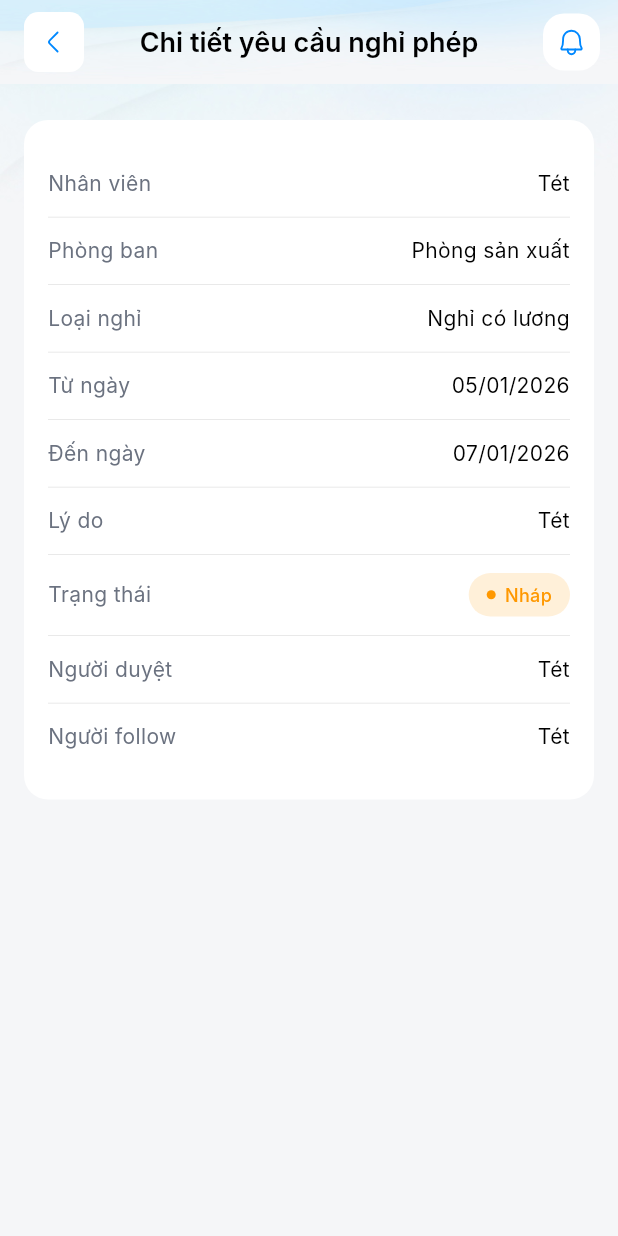
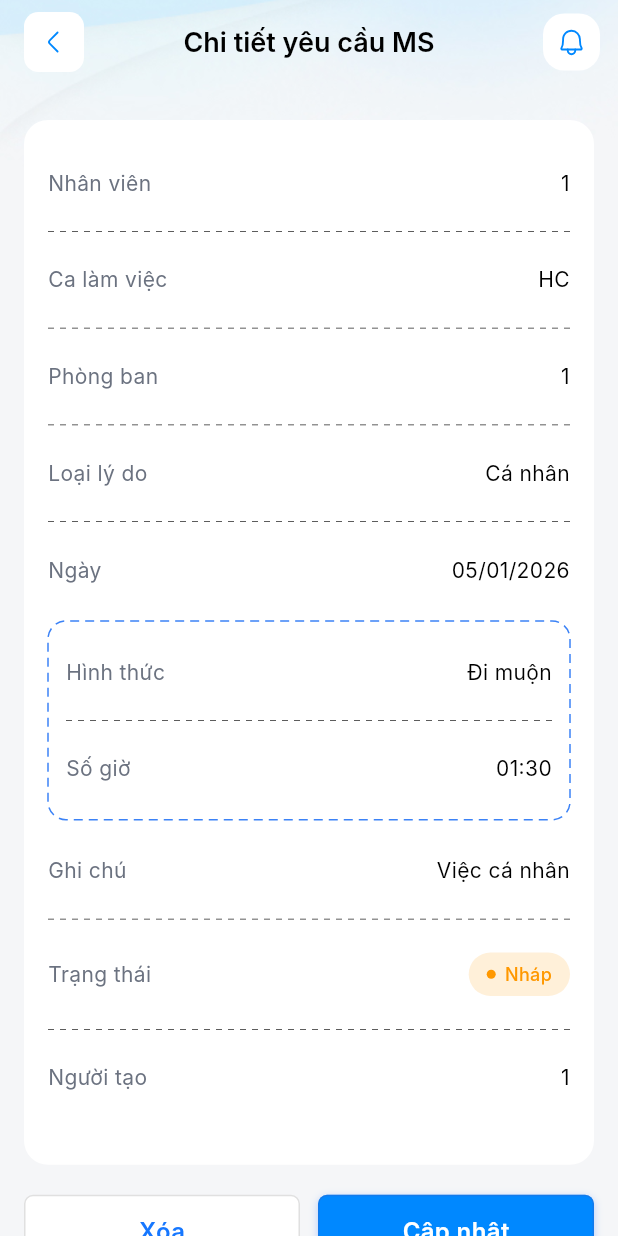
Before and after one commit to caovatholeka/pm_nodo_app_demo, a Flutter app: the JustificationPage screen opened directly, after a tap on "HE2512/00009", on a phone screen of 412 x 824 dp. Run offline on Flutter 3.47's test engine with Material 3 defaults, Android fonts, the phone set to English and light mode, and no system bars; drawn by our look-alikes of badges, dotted_line, overlay_support; our stand-ins replace another_flushbar, cached_network_image, camera, connectivity_plus, device_info_plus, dio and 22 more; missing offline and left inert: app_badge_plus, google_mlkit_commons, google_mlkit_face_detection, quick_actions; accounts and stored records are empty; generated files the repository leaves out were written again; Roboto replaces fonts that are missing (Inter); project files that could hold a hidden picture were left out.

Commit message:
Add them man giai trinh

```diff
--- a/lib/app/data/models/entities/justification_entity.dart
+++ b/lib/app/data/models/entities/justification_entity.dart
@@ -11,6 +11,14 @@ class JustificationEntity {
   final String status;
   final int statusId;
 
+  final String? employeeName;
+  final String? departmentName;
+  final String? fromDate;
+  final String? toDate;
+  final String? reason;
+  final String? approver;
+  final String? follower;
+
   JustificationEntity({
     required this.code,
     required this.date,
@@ -18,6 +26,13 @@ class JustificationEntity {
     required this.creator,
     required this.status,
     required this.statusId,
+    this.employeeName,
+    this.departmentName,
+    this.fromDate,
+    this.toDate,
+    this.reason,
+    this.approver,
+    this.follower,
   });
 
   factory JustificationEntity.fromJson(Map<String, dynamic> json) =>
--- /dev/null
+++ b/lib/app/features/ui/justification/bloc/justification_detail_cubit.dart
@@ -0,0 +1,37 @@
+import 'package:flutter_bloc/flutter_bloc.dart';
+import 'package:equatable/equatable.dart';
+import 'package:pm_app/app/data/models/entities/justification_entity.dart';
+import 'package:pm_app/app/data/models/enums/load_status.dart';
+
+part 'justification_detail_state.dart';
+
+class JustificationDetailCubit extends Cubit<JustificationDetailState> {
+  JustificationDetailCubit() : super(const JustificationDetailState());
+
+  Future<void> getDetail(int id) async {
+    emit(state.copyWith(loadStatus: LoadStatus.LOADING));
+
+    await Future.delayed(const Duration(milliseconds: 300));
+
+    emit(
+      state.copyWith(
+        loadStatus: LoadStatus.SUCCESS,
+        detail: JustificationEntity(
+          code: "HE2512/00009",
+          date: "2026-01-05",
+          type: "Nghỉ có lương",
+          creator: "tét",
+          status: "Nháp",
+          statusId: 1,
+          employeeName: "Tét",
+          departmentName: "Phòng sản xuất",
+          fromDate: "05/01/2026",
+          toDate: "07/01/2026",
+          reason: "Việc cá nhân",
+          approver: "Tạ Quang Mạnh",
+          follower: "Trần Xuân Trường",
+        ),
+      ),
+    );
+  }
+}
--- /dev/null
+++ b/lib/app/features/ui/justification/bloc/justification_detail_state.dart
@@ -0,0 +1,27 @@
+part of 'justification_detail_cubit.dart';
+
+class JustificationDetailState extends Equatable {
+  final LoadStatus loadStatus;
+  final JustificationEntity? detail;
+
+  const JustificationDetailState({
+    this.loadStatus = LoadStatus.INITIAL,
+    this.detail,
+  });
+
+  JustificationDetailState copyWith({
+    LoadStatus? loadStatus,
+    JustificationEntity? detail,
+  }) {
+    return JustificationDetailState(
+      loadStatus: loadStatus ?? this.loadStatus,
+      detail: detail ?? this.detail,
+    );
+  }
+
+  @override
+  List<Object?> get props => [
+        loadStatus,
+        detail,
+      ];
+}
--- a/lib/app/features/ui/justification/justification_detail.dart
+++ b/lib/app/features/ui/justification/justification_detail.dart
@@ -1,30 +1,52 @@
 import 'package:flutter/material.dart';
+import 'package:flutter_bloc/flutter_bloc.dart';
+import 'package:get_it/get_it.dart';
 import 'package:pm_app/app/core/commons/app_assets.dart';
-import 'package:pm_app/app/features/ui/justification/widgets/justification_detail_body.dart';
+import 'package:pm_app/app/data/models/enums/load_status.dart';
+import 'package:pm_app/app/features/ui/justification/widgets/dashed_border_box.dart';
+import 'package:pm_app/app/features/widgets/custom_dash_view.dart';
 import 'package:pm_app/app/features/widgets/my_app_bar.dart';
+import 'package:pm_app/app/features/widgets/primary_button.dart';
 
-class JustificationDetail extends StatefulWidget {
-  const JustificationDetail({super.key});
+import 'bloc/justification_detail_cubit.dart';
+
+class JustificationDetailPage extends StatefulWidget {
+  final int? id;
+  const JustificationDetailPage({super.key, this.id});
 
   @override
-  State<JustificationDetail> createState() => _JustificationDetailState();
+  State<JustificationDetailPage> createState() =>
+      _JustificationDetailPageState();
 }
 
-class _JustificationDetailState extends State<JustificationDetail> {
+class _JustificationDetailPageState extends State<JustificationDetailPage> {
+  final _cubit = GetIt.I.get<JustificationDetailCubit>();
+
+  @override
+  void initState() {
+    super.initState();
+    _cubit.getDetail(widget.id ?? 0);
+  }
+
+  Color _statusColor(int id) {
+    switch (id) {
+      case 1:
+        return Colors.orange;
+      case 11:
+        return Colors.green;
+      case 14:
+        return Colors.blue;
+      default:
+        return Colors.grey;
+    }
+  }
+
   @override
   Widget build(BuildContext context) {
-    const statusId = 1;
-
-    return Scaffold(
-      backgroundColor: const Color.fromARGB(255, 255, 255, 255),
-      appBar: MyAppBar(
-        titleAppbar: "Chi tiết yêu cầu nghỉ phép",
-        haveBackButton: true,
-        haveActionButton: true,
-        iconPathAsset: AppAssets.icNotificationBell,
-        actionCallBack: () {},
-      ),
-      body: Stack(
+    return BlocBuilder<JustificationDetailCubit, JustificationDetailState>(
+      bloc: _cubit,
+      builder: (context, state) {
+        return Stack(
           children: [
             Positioned.fill(
               child: Image.asset(
@@ -32,25 +54,203 @@ class _JustificationDetailState extends State<JustificationDetail> {
                 fit: BoxFit.cover,
               ),
             ),
-          SafeArea(
-            child: LayoutBuilder(
-              builder: (context, constraints) {
-                return SingleChildScrollView(
-                  child: ConstrainedBox(
-                    constraints:
-                        BoxConstraints(minHeight: constraints.maxHeight),
-                    child: Padding(
-                      padding:
-                          const EdgeInsets.fromLTRB(16, 24, 16, 24),
+            Scaffold(
+              backgroundColor: Colors.transparent,
+              appBar: MyAppBar(
+                titleAppbar: "Chi tiết yêu cầu MS",
+                haveBackButton: true,
+                haveActionButton: true,
+                iconPathAsset: AppAssets.icNotificationBell,
+              ),
+              body: SafeArea(
+                child: SingleChildScrollView(
+                  padding: const EdgeInsets.fromLTRB(16, 24, 16, 24),
                   child: Column(
-                        children: const [
-                          JustificationDetailBody(statusId: statusId),
+                    children: [
+                      _contentCard(state),
+                      const SizedBox(height: 20),
+                      _actionButtons(),
+                      const SizedBox(height: 24),
                     ],
                   ),
                 ),
               ),
+            ),
+          ],
         );
       },
+    );
+  }
+
+
+  Widget _contentCard(JustificationDetailState state) {
+    final e = state.detail;
+
+    return Container(
+      padding: const EdgeInsets.symmetric(horizontal: 16, vertical: 20),
+      decoration: BoxDecoration(
+        color: Colors.white,
+        borderRadius: BorderRadius.circular(16),
+      ),
+      child: state.loadStatus == LoadStatus.LOADING || e == null
+          ? const SizedBox(
+              height: 200,
+              child: Center(child: CircularProgressIndicator()),
+            )
+          : Column(
+              children: [
+                _row("Nhân viên", "1"),
+                const CustomDashView(),
+
+                _row("Ca làm việc", "HC"),
+                const CustomDashView(),
+
+                _row("Phòng ban", "1"),
+                const CustomDashView(),
+
+                _row("Loại lý do", "Cá nhân"),
+                const CustomDashView(),
+
+                _row("Ngày", e.fromDate ?? ""),
+                const SizedBox(height: 12),
+                _dashedBlueBox(),
+                const SizedBox(height: 12),
+                _row("Ghi chú", e.reason ?? ""),
+                const CustomDashView(),
+
+                _statusRow(e.statusId),
+                const CustomDashView(),
+
+                _row("Người tạo", "1"),
+                const SizedBox(height: 16),
+              ],
+            ),
+    );
+  }
+
+  Widget _row(String title, String value) {
+    return Padding(
+      padding: const EdgeInsets.symmetric(vertical: 12),
+      child: Row(
+        children: [
+          Expanded(
+            flex: 4,
+            child: Text(
+              title,
+              style: const TextStyle(
+                fontSize: 14,
+                color: Color(0xFF6B7280),
+              ),
+            ),
+          ),
+          Expanded(
+            flex: 6,
+            child: Text(
+              value,
+              textAlign: TextAlign.right,
+              style: const TextStyle(
+                fontSize: 14,
+                color: Colors.black,
+              ),
+            ),
+          ),
+        ],
+      ),
+    );
+  }
+
+
+  Widget _statusRow(int id) {
+    final color = _statusColor(id);
+
+    return Padding(
+      padding: const EdgeInsets.symmetric(vertical: 12),
+      child: Row(
+        children: [
+          const Expanded(
+            flex: 4,
+            child: Text(
+              "Trạng thái",
+              style: TextStyle(fontSize: 14, color: Color(0xFF6B7280)),
+            ),
+          ),
+          Expanded(
+            flex: 6,
+            child: Align(
+              alignment: Alignment.centerRight,
+              child: Container(
+                padding:
+                    const EdgeInsets.symmetric(horizontal: 12, vertical: 6),
+                decoration: BoxDecoration(
+                  color: color.withOpacity(0.15),
+                  borderRadius: BorderRadius.circular(20),
+                ),
+                child: Row(
+                  mainAxisSize: MainAxisSize.min,
+                  children: [
+                    Container(
+                      width: 6,
+                      height: 6,
+                      decoration: BoxDecoration(
+                        color: color,
+                        shape: BoxShape.circle,
+                      ),
+                    ),
+                    const SizedBox(width: 6),
+                    Text(
+                      "Nháp",
+                      style: TextStyle(
+                        fontSize: 12,
+                        color: color,
+                        fontWeight: FontWeight.w500,
+                      ),
+                    ),
+                  ],
+                ),
+              ),
+            ),
+          ),
+        ],
+      ),
+    );
+  }
+
+
+Widget _dashedBlueBox() {
+  return DashedBorderBox(
+    radius: 12,
+    color: const Color(0xFF3B82F6),
+    child: Padding(
+      padding: const EdgeInsets.all(12),
+      child: Column(
+        children: [
+          _row("Hình thức", "Đi muộn"),
+          const CustomDashView(),
+          _row("Số giờ", "01:30"),
+        ],
+      ),
+    ),
+  );
+}
+
+
+
+  Widget _actionButtons() {
+    return Container(
+      child: Row(
+        children: [
+          Expanded(
+            child: PrimaryButton(
+              mainText: "Xóa",
+              type: PrimaryButtonType.secondary,
+            ),
+          ),
+          const SizedBox(width: 12),
+          Expanded(
+            child: PrimaryButton(
+              mainText: "Cập nhật",
+              type: PrimaryButtonType.primary,
+              callback: () {},
             ),
           ),
         ],
--- a/lib/app/features/ui/justification/justification_page.dart
+++ b/lib/app/features/ui/justification/justification_page.dart
@@ -4,6 +4,7 @@ import 'package:intl/intl.dart';
 import 'package:pm_app/app/core/commons/app_assets.dart';
 import 'package:pm_app/app/data/models/enums/load_status.dart';
 import 'package:pm_app/app/data/models/entities/justification_entity.dart';
+import 'package:pm_app/app/features/ui/justification/create_justification_page.dart';
 import 'package:pm_app/app/features/ui/justification/justification_detail.dart';
 import 'package:pm_app/app/features/ui/justification/widgets/justification_list_item.dart';
 import 'package:pm_app/app/features/widgets/custom_calendar_range_sheet.dart';
@@ -33,7 +34,7 @@ class _JustificationPageState extends State<JustificationPage> {
   void _showDetail() {
     Navigator.push(
       context,
-      MaterialPageRoute(builder: (_) => JustificationDetail()),
+      MaterialPageRoute(builder: (_) => JustificationDetailPage()),
     );
   }
 
@@ -112,7 +113,16 @@ class _JustificationPageState extends State<JustificationPage> {
                     ),
                   ),
                   const SizedBox(width: 12),
-                  Container(
+                  GestureDetector(
+                    onTap: () {
+                      Navigator.push(
+                        context,
+                        MaterialPageRoute(
+                          builder: (_) => const CreateJustificationPage(),
+                        ),
+                      );
+                    },
+                    child: Container(
                       width: 44,
                       height: 44,
                       decoration: BoxDecoration(
@@ -120,6 +130,7 @@ class _JustificationPageState extends State<JustificationPage> {
                         borderRadius: BorderRadius.circular(10),
                       ),
                       child: const Icon(Icons.add, color: Colors.white),
+                    ),
                   ),
                 ],
               ),
@@ -135,10 +146,14 @@ class _JustificationPageState extends State<JustificationPage> {
                     padding: const EdgeInsets.fromLTRB(16, 20, 16, 32),
                     itemCount: state.listJustifications!.length,
                     itemBuilder: (context, index) {
-                      final JustificationEntity item =state.listJustifications![index];
-                      return JustificationListItem(entity: item, onTap: () {
+                      final JustificationEntity item =
+                          state.listJustifications![index];
+                      return JustificationListItem(
+                        entity: item,
+                        onTap: () {
                           _showDetail();
-                      });
+                        },
+                      );
                     },
                   );
                 },
--- /dev/null
+++ b/lib/app/features/ui/justification/widgets/dashed_border_box.dart
@@ -0,0 +1,81 @@
+import 'package:flutter/material.dart';
+
+class DashedBorderBox extends StatelessWidget {
+  final Widget child;
+  final double radius;
+  final Color color;
+  final double strokeWidth;
+  final double dashLength;
+  final double gapLength;
+
+  const DashedBorderBox({
+    super.key,
+    required this.child,
+    this.radius = 12,
+    this.color = const Color(0xFF3B82F6),
+    this.strokeWidth = 1,
+    this.dashLength = 6,
+    this.gapLength = 4,
+  });
+
+  @override
+  Widget build(BuildContext context) {
+    return CustomPaint(
+      painter: _DashedBorderPainter(
+        color: color,
+        strokeWidth: strokeWidth,
+        dashLength: dashLength,
+        gapLength: gapLength,
+        radius: radius,
+      ),
+      child: child,
+    );
+  }
+}
+
+class _DashedBorderPainter extends CustomPainter {
+  final Color color;
+  final double strokeWidth;
+  final double dashLength;
+  final double gapLength;
+  final double radius;
+
+  _DashedBorderPainter({
+    required this.color,
+    required this.strokeWidth,
+    required this.dashLength,
+    required this.gapLength,
+    required this.radius,
+  });
+
+  @override
+  void paint(Canvas canvas, Size size) {
+    final paint = Paint()
+      ..color = color
+      ..strokeWidth = strokeWidth
+      ..style = PaintingStyle.stroke;
+
+    final rect = Rect.fromLTWH(0, 0, size.width, size.height);
+    final rrect = RRect.fromRectAndRadius(
+      rect,
+      Radius.circular(radius),
+    );
+
+    final path = Path()..addRRect(rrect);
+
+    for (final metric in path.computeMetrics()) {
+      double distance = 0;
+      while (distance < metric.length) {
+        final segment = metric.extractPath(
+          distance,
+          distance + dashLength,
+        );
+        canvas.drawPath(segment, paint);
+        distance += dashLength + gapLength;
+      }
+    }
+  }
+
+  @override
+  bool shouldRepaint(covariant CustomPainter oldDelegate) => false;
+}
--- a/lib/app/features/ui/on_leave/on_leave_page.dart
+++ b/lib/app/features/ui/on_leave/on_leave_page.dart
@@ -11,7 +11,6 @@ import 'package:pm_app/app/features/ui/notification/noti_page.dart';
 import 'package:pm_app/app/features/ui/on_leave/create_new_leave_page.dart';
 import 'package:pm_app/app/features/widgets/input_text_field.dart';
 import 'package:pm_app/app/features/widgets/my_app_bar.dart';
-import 'package:pm_app/generated/l10n.dart';
 
 import '../../../core/utils/date_utils.dart';
 import '../../../data/models/entities/on_leave_entity.dart';
@@ -108,11 +107,10 @@ class _OnLeavePageState extends State<OnLeavePage> {
 
   @override
   Widget build(BuildContext context) {
-    final s = S.of(context);
     return Scaffold(
       backgroundColor: AppColors.bodyColor,
       appBar: MyAppBar(
-        titleAppbar: s.day_off_title,
+        titleAppbar: "Quản lý nghỉ phép",
         haveActionButton: true,
         haveBackButton: (widget.isFromHome ?? false),
         iconPathAsset: AppAssets.icNotificationBell,
@@ -241,7 +239,7 @@ class _OnLeavePageState extends State<OnLeavePage> {
           return Center(child: CircularProgressIndicator());
         }
         if ((state.listLeaveEntities ?? []).isEmpty) {
-          return Center(child: Text(S.of(context).day_off_no_data).paddingOnly(top: 100));
+          return Center(child: Text("Không có dữ liệu").paddingOnly(top: 100));
         } else {
           return RefreshIndicator(
             onRefresh: _onRefresh,
--- a/lib/app/features/widgets/my_app_bar.dart
+++ b/lib/app/features/widgets/my_app_bar.dart
@@ -58,10 +58,10 @@ class MyAppBar extends StatelessWidget implements PreferredSizeWidget {
                 ? null
                 : Container(
                   decoration: BoxDecoration(
-                    image: DecorationImage(
-                      image: AssetImage(AppAssets.appbarBg),
-                      fit: BoxFit.fill,
-                    ),
+                    // image: DecorationImage(
+                    //   // image: AssetImage(AppAssets.appbarBg),
+                    //   fit: BoxFit.fill,
+                    // ),
                   ),
                 ),
         leading:
```
Also changed, not shown: lib/app/features/ui/justification/create_justification_page.dart (added, +201 -0 lines), lib/di/di.dart (+8 -0 lines). Lines whose indentation alone changed are shown as unchanged.
